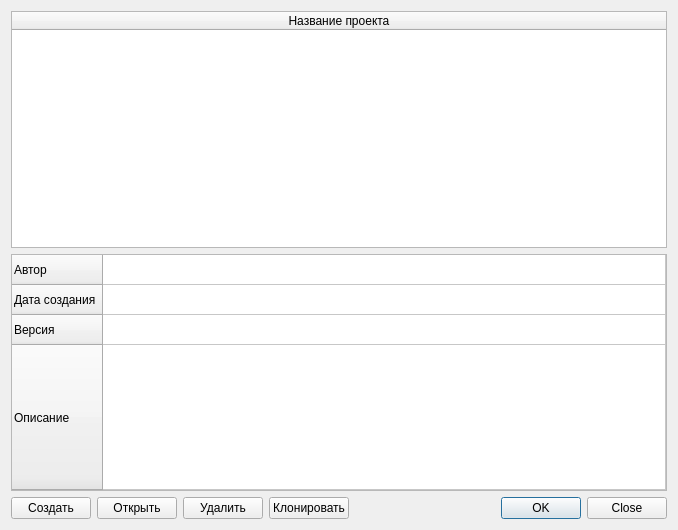
First picture: the form in RC/src/editor/dialogs/projectdialog.ui, repository graf-abolmasov/PGraph, before the edit.
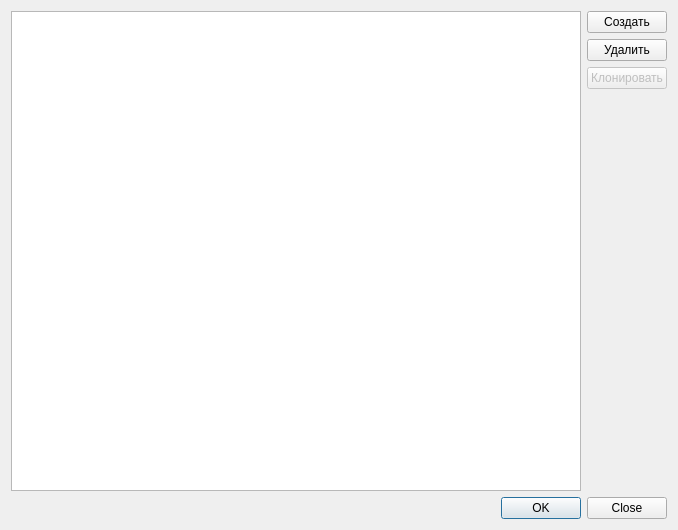
Second picture: the form after the edit. Icons and pictures are not drawn.

Commit message: Implemented create/delete project

The edit to the form file:
```diff
--- a/RC/src/editor/dialogs/projectdialog.ui
+++ b/RC/src/editor/dialogs/projectdialog.ui
@@ -17,90 +17,38 @@
    <iconset resource="../../resources.qrc">
     <normaloff>:/images/G.png</normaloff>:/images/G.png</iconset>
   </property>
-  <layout class="QVBoxLayout" name="verticalLayout">
+  <layout class="QVBoxLayout" name="verticalLayout_2">
    <item>
-    <widget class="QTableWidget" name="projectsTable">
-     <property name="editTriggers">
-      <set>QAbstractItemView::NoEditTriggers</set>
-     </property>
-     <attribute name="horizontalHeaderStretchLastSection">
-      <bool>true</bool>
-     </attribute>
-     <column>
-      <property name="text">
-       <string>Название проекта</string>
-      </property>
-     </column>
-    </widget>
-   </item>
+    <layout class="QHBoxLayout" name="horizontalLayout_3">
    <item>
-    <widget class="QTableWidget" name="infoTable">
-     <property name="editTriggers">
-      <set>QAbstractItemView::NoEditTriggers</set>
-     </property>
+      <widget class="QTableView" name="projectsTable">
      <property name="selectionMode">
       <enum>QAbstractItemView::SingleSelection</enum>
      </property>
      <property name="selectionBehavior">
       <enum>QAbstractItemView::SelectRows</enum>
      </property>
-     <property name="showGrid">
-      <bool>true</bool>
-     </property>
-     <property name="gridStyle">
-      <enum>Qt::SolidLine</enum>
-     </property>
-     <attribute name="horizontalHeaderVisible">
+       <attribute name="horizontalHeaderCascadingSectionResizes">
       <bool>false</bool>
      </attribute>
      <attribute name="horizontalHeaderStretchLastSection">
       <bool>true</bool>
      </attribute>
-     <attribute name="verticalHeaderStretchLastSection">
+       <attribute name="verticalHeaderCascadingSectionResizes">
       <bool>true</bool>
      </attribute>
-     <row>
-      <property name="text">
-       <string>Автор</string>
-      </property>
-     </row>
-     <row>
-      <property name="text">
-       <string>Дата создания</string>
-      </property>
-     </row>
-     <row>
-      <property name="text">
-       <string>Версия</string>
-      </property>
-     </row>
-     <row>
-      <property name="text">
-       <string>Описание</string>
-      </property>
-     </row>
-     <column>
-      <property name="text">
-       <string>Value</string>
-      </property>
-     </column>
     </widget>
    </item>
    <item>
-    <layout class="QHBoxLayout" name="horizontalLayout_2">
-     <item>
-      <layout class="QHBoxLayout" name="horizontalLayout">
+      <layout class="QVBoxLayout" name="verticalLayout">
        <item>
         <widget class="QPushButton" name="createProjectBtn">
          <property name="text">
           <string>Создать</string>
          </property>
-        </widget>
-       </item>
-       <item>
-        <widget class="QPushButton" name="openProjectBtn">
-         <property name="text">
-          <string>Открыть</string>
+         <property name="icon">
+          <iconset resource="../../resources.qrc">
+           <normaloff>:/images/new.png</normaloff>:/images/new.png</iconset>
          </property>
         </widget>
        </item>
@@ -113,12 +61,35 @@
        </item>
        <item>
         <widget class="QPushButton" name="cloneProjectBtn">
+         <property name="enabled">
+          <bool>false</bool>
+         </property>
          <property name="text">
           <string>Клонировать</string>
          </property>
         </widget>
        </item>
+       <item>
+        <spacer name="verticalSpacer">
+         <property name="orientation">
+          <enum>Qt::Vertical</enum>
+         </property>
+         <property name="sizeHint" stdset="0">
+          <size>
+           <width>20</width>
+           <height>40</height>
+          </size>
+         </property>
+        </spacer>
+       </item>
       </layout>
+     </item>
+    </layout>
+   </item>
+   <item>
+    <layout class="QHBoxLayout" name="horizontalLayout_2">
+     <item>
+      <layout class="QHBoxLayout" name="horizontalLayout"/>
      </item>
      <item>
       <widget class="QDialogButtonBox" name="buttonBox">
```
Left out of the diff: 28 changed lines with no effect on the pictures. Lines whose indentation alone changed are shown as unchanged. The commit also changes 4 other files.
